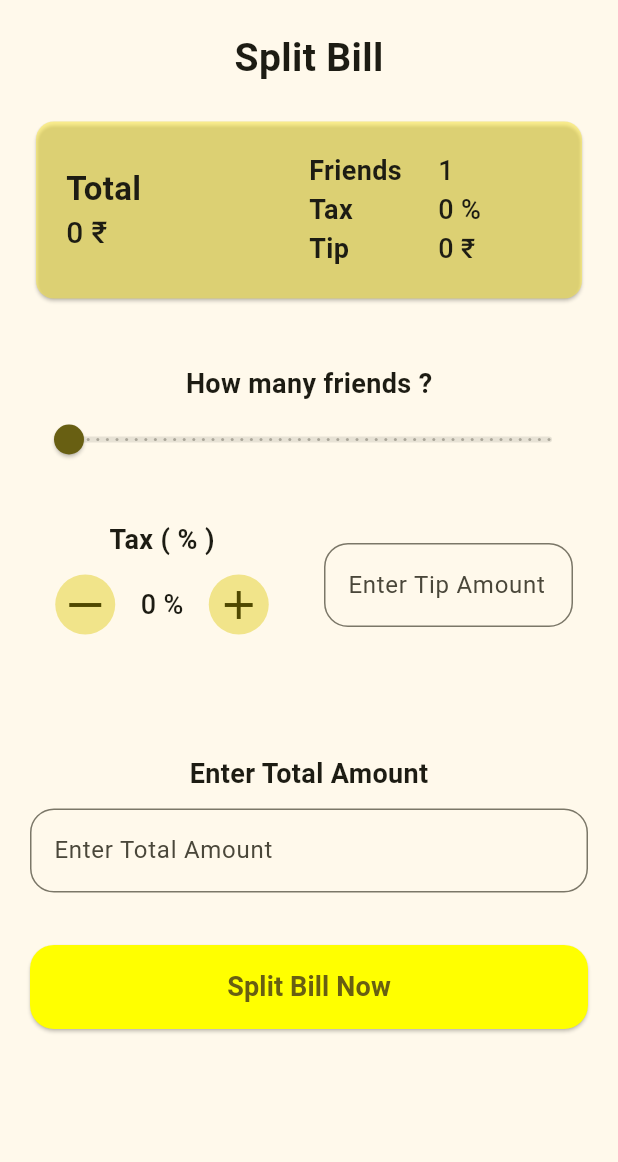
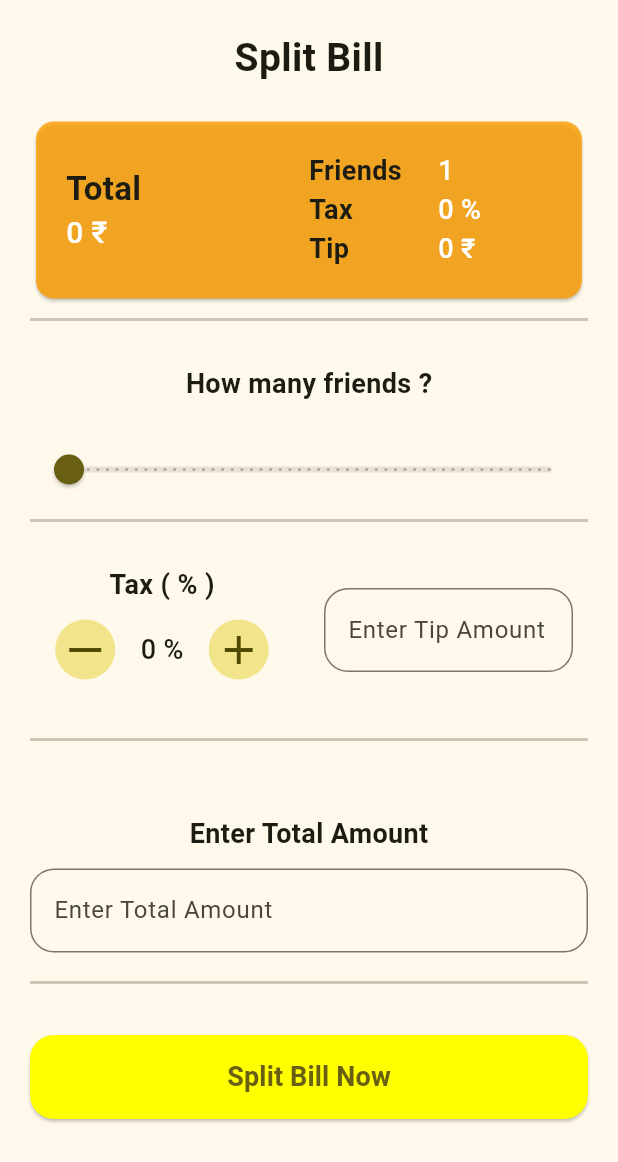
Before and after one commit to Rahul-Sharma-Github/Bill_Splitter_App, a Flutter app: the screen it shows after launch, on a phone screen of 412 x 824 dp. Shown: the top 1162 px of the screen. Run offline on Flutter 3.47's test engine with Material 2 defaults, Android fonts, the phone set to English and light mode, and no system bars; our stand-ins replace device_preview, get.

Commit message:
some changes for fixing widgets

```diff
--- a/lib/pages/home/home_page.dart
+++ b/lib/pages/home/home_page.dart
@@ -42,7 +42,7 @@ class HomePage extends StatelessWidget {
                 ),
                 // child = 2 [ information Card Widget]
                 Card(
-                  color: Colors.yellow.withOpacity(0.5),
+                  color: Colors.amber.shade700.withOpacity(0.8),
                   child: Padding(
                     padding: const EdgeInsets.symmetric(
                         vertical: 20, horizontal: 10),
@@ -60,14 +60,17 @@ class HomePage extends StatelessWidget {
                                   'Total',
                                   style: TextStyle(
                                     fontWeight: FontWeight.bold,
-                                      fontSize: 22),
+                                    fontSize: 22,
+                                  ),
                                 ),
                                 Obx(
                                   () => Text(
                                     '${homeController.totalAmount.value} ₹',
                                     style: const TextStyle(
                                       fontWeight: FontWeight.w500,
-                                        fontSize: 20),
+                                      fontSize: 20,
+                                      color: Colors.white,
+                                    ),
                                   ),
                                 ),
                               ],
@@ -113,7 +116,9 @@ class HomePage extends StatelessWidget {
                                           .toString(),
                                       style: const TextStyle(
                                         fontWeight: FontWeight.w500,
-                                          fontSize: 18),
+                                        fontSize: 18,
+                                        color: Colors.white,
+                                      ),
                                     ),
                                   ),
                                   Obx(
@@ -121,7 +126,9 @@ class HomePage extends StatelessWidget {
                                       '${homeController.taxAmount.value.toString()} %',
                                       style: const TextStyle(
                                         fontWeight: FontWeight.w500,
-                                          fontSize: 18),
+                                        fontSize: 18,
+                                        color: Colors.white,
+                                      ),
                                     ),
                                   ),
                                   Obx(
@@ -129,7 +136,9 @@ class HomePage extends StatelessWidget {
                                       '${homeController.tipAmount.value.toString()} ₹',
                                       style: const TextStyle(
                                         fontWeight: FontWeight.w500,
-                                          fontSize: 18),
+                                        fontSize: 18,
+                                        color: Colors.white,
+                                      ),
                                     ),
                                   ),
                                 ],
@@ -142,18 +151,19 @@ class HomePage extends StatelessWidget {
                   ),
                 ),
                 // child = 3 [ Friend Count Slider Widget]
-                const Row(
+                const Divider(thickness: 2, height: 20),
+                const Padding(
+                  padding: EdgeInsets.symmetric(vertical: 20),
+                  child: Row(
                     mainAxisAlignment: MainAxisAlignment.center,
                     children: [
-                    Padding(
-                      padding: EdgeInsets.only(top: 40),
-                      child: Text(
+                      Text(
                         'How many friends ?',
                         style: TextStyle(
                             fontWeight: FontWeight.w700, fontSize: 18),
-                      ),
                       )
                     ],
+                  ),
                 ),
                 Obx(
                   () => Slider(
@@ -169,9 +179,10 @@ class HomePage extends StatelessWidget {
                     },
                   ),
                 ),
+                const Divider(thickness: 2, height: 20),
                 // child = 4 [ Tip and Tax Widget]
                 Padding(
-                  padding: const EdgeInsets.symmetric(vertical: 30),
+                  padding: const EdgeInsets.symmetric(vertical: 20),
                   child: Row(
                     children: [
                       Expanded(
@@ -247,7 +258,7 @@ class HomePage extends StatelessWidget {
                     ],
                   ),
                 ),
-
+                const Divider(thickness: 2, height: 20),
                 // child = 5 [ Total amount textfield Widget]
                 const Row(
                   mainAxisAlignment: MainAxisAlignment.center,
@@ -280,6 +291,7 @@ class HomePage extends StatelessWidget {
                     },
                   ),
                 ),
+                const Divider(thickness: 2, height: 20),
                 const SizedBox(
                   height: 25,
                 ),
```
Lines whose indentation alone changed are shown as unchanged.
